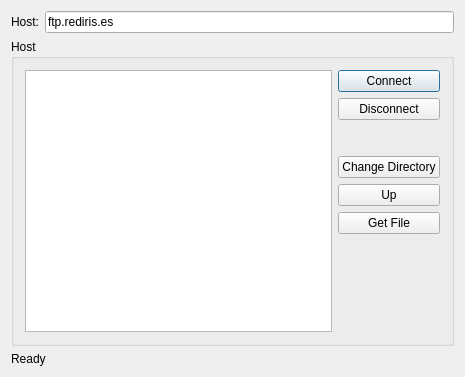
Before: the Qt Designer form dialog.ui in josephmdk/QFtp, drawn with Qt 5.
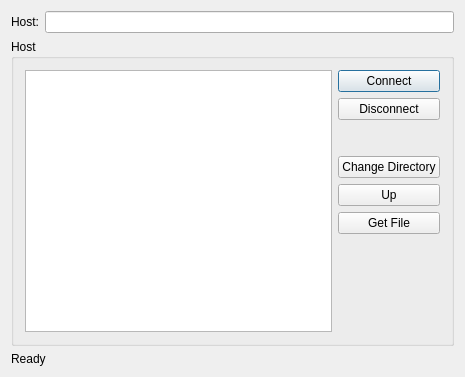
After: the same form once the commit is applied.

Commit message: prueba branch

```diff
--- a/dialog.ui
+++ b/dialog.ui
@@ -45,7 +45,7 @@
      <item>
       <widget class="QLineEdit" name="HostLineEdit">
        <property name="text">
-        <string>ftp.rediris.es</string>
+        <string/>
        </property>
       </widget>
      </item>
```
The commit also changes 1 other file.
